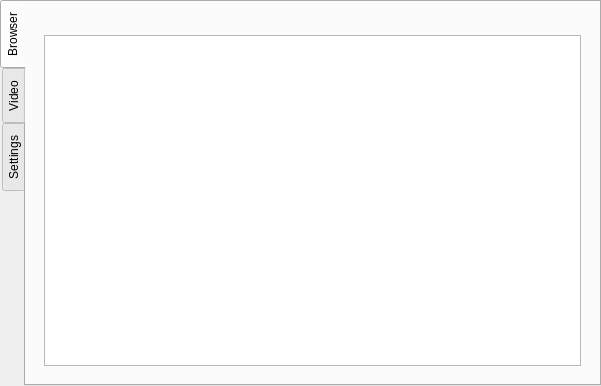
The window that controller/src/QtUi/QtBrowserWidget.ui (BackupTheBerlios/openmm) describes before a commit, drawn with Qt 5.
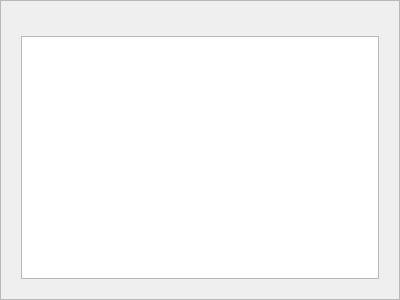
The same window after the commit.

Commit message:
ADD simple implementation of AVTransport::Seek() and AVTransport::GetPositionInfo().
Simple seek operations work, again. Gosh, it's been a long while since
this was implemented in the old code based on Platinum UPnP libs.
However, track duration and current position while playing is still missing.

Diff of the .ui file:
```diff
--- a/controller/src/QtUi/QtBrowserWidget.ui
+++ b/controller/src/QtUi/QtBrowserWidget.ui
@@ -1,31 +1,24 @@
 <?xml version="1.0" encoding="UTF-8"?>
 <ui version="4.0">
  <class>_browserWidget</class>
- <widget class="QTabWidget" name="_browserWidget">
-  <property name="enabled">
-   <bool>true</bool>
-  </property>
+ <widget class="QFrame" name="_browserWidget">
   <property name="geometry">
    <rect>
     <x>0</x>
     <y>0</y>
-    <width>601</width>
-    <height>386</height>
+    <width>400</width>
+    <height>300</height>
    </rect>
   </property>
   <property name="windowTitle">
    <string>TabWidget</string>
   </property>
-  <property name="tabPosition">
-   <enum>QTabWidget::West</enum>
+  <property name="frameShape">
+   <enum>QFrame::StyledPanel</enum>
   </property>
-  <property name="currentIndex">
-   <number>0</number>
+  <property name="frameShadow">
+   <enum>QFrame::Raised</enum>
   </property>
-  <widget class="QWidget" name="_browserTab">
-   <attribute name="title">
-    <string>Browser</string>
-   </attribute>
    <layout class="QVBoxLayout" name="verticalLayout">
     <item>
      <widget class="QWidget" name="_breadCrump" native="true">
@@ -77,17 +70,6 @@
      </widget>
     </item>
    </layout>
-  </widget>
-  <widget class="QWidget" name="_rendererTab">
-   <attribute name="title">
-    <string>Video</string>
-   </attribute>
-  </widget>
-  <widget class="QWidget" name="_settingsTab">
-   <attribute name="title">
-    <string>Settings</string>
-   </attribute>
-  </widget>
  </widget>
  <resources/>
  <connections/>
```
Left out of the diff: 2 changed lines with no effect on the pictures. Lines whose indentation alone changed are shown as unchanged. The commit also changes 13 other files.
